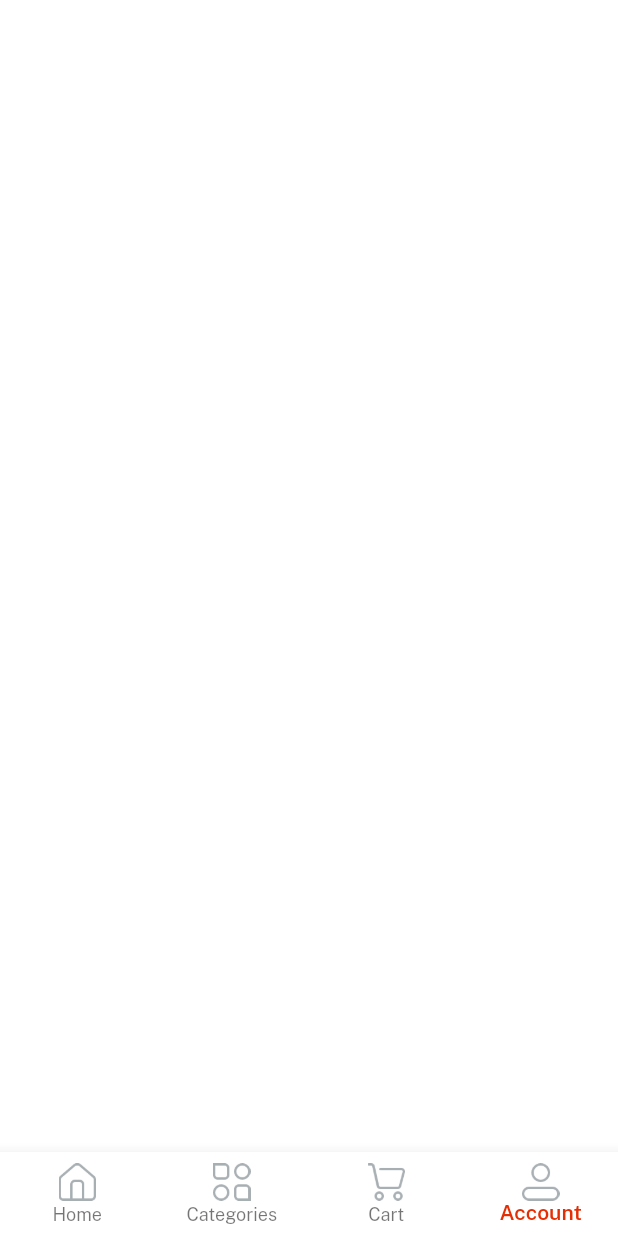
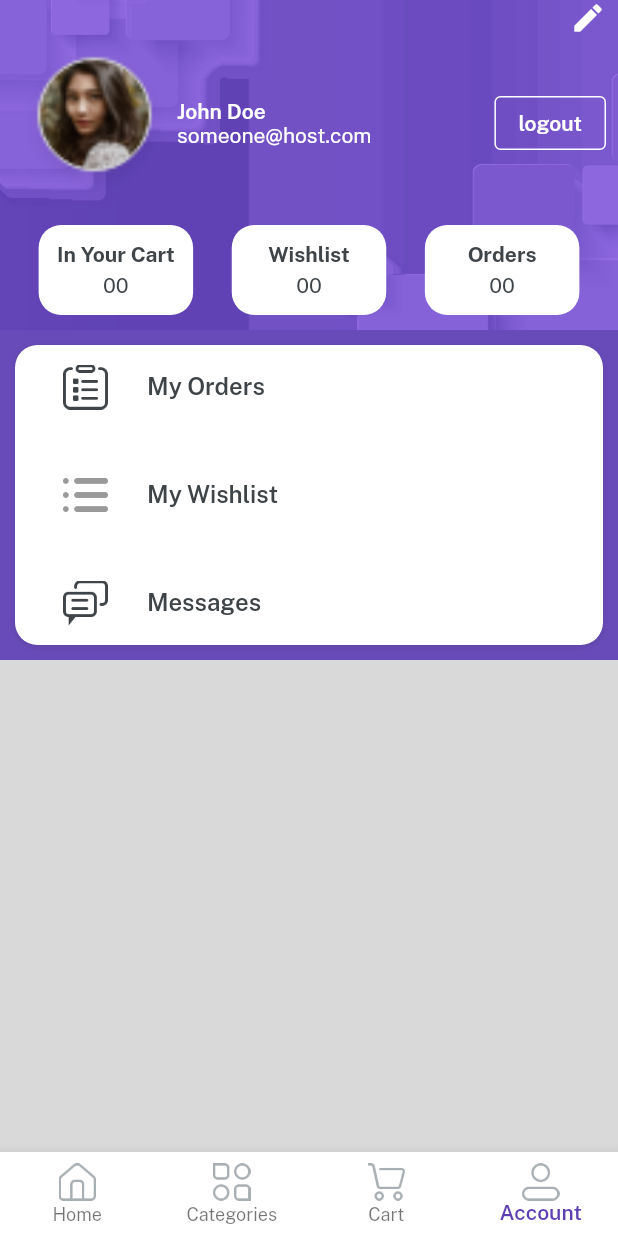
Before and after one commit to shihabshahrier/ConvenientPurse, a Flutter app: the Home screen opened directly, item 4 of the bottom bar chosen, on a phone screen of 412 x 824 dp. Run offline on Flutter 3.47's test engine with Material 2 defaults, Android fonts, the light colour scheme and no system bars; our stand-ins replace get, velocity_x.

Commit message:
Profile UI,set =>( App Icon, app Background, app logo)

```diff
--- a/convenience_purse/lib/common_widgets/bg_wid.dart
+++ b/convenience_purse/lib/common_widgets/bg_wid.dart
@@ -4,7 +4,7 @@ Widget bgWidget({Widget? child}) {
   return Container(
     decoration: const BoxDecoration(
       image: DecorationImage(
-        image: AssetImage(imgBackground),
+        image: AssetImage(bgimg),
         fit: BoxFit.fill,
       ),
     ),
--- a/convenience_purse/lib/common_widgets/text_field.dart
+++ b/convenience_purse/lib/common_widgets/text_field.dart
@@ -2,7 +2,11 @@ import 'package:convenience_purse/consts/consts.dart';
 
 Widget textField({String? title, String? hint, controller}) {
   return Column(crossAxisAlignment: CrossAxisAlignment.start, children: [
-    title!.text.xl2.color(redColor).fontFamily(semibold).size(10).make(),
+    title!.text.xl2
+        .color(const Color.fromARGB(255, 93, 63, 178))
+        .fontFamily(semibold)
+        .size(10)
+        .make(),
     5.heightBox,
     TextFormField(
       controller: controller,
--- a/convenience_purse/lib/consts/images.dart
+++ b/convenience_purse/lib/consts/images.dart
@@ -51,6 +51,9 @@ const icWallet = "assets/icons/wallet.png";
 const icWhiteTick = "assets/icons/white_tick.png";
 const icWholeSale = "assets/icons/wholesale.png";
 const logoic = "assets/icons/clogo.png";
+
+const applogo = "assets/icons/applogo.png";
+const bgimg = "assets/icons/back_img.png";
 
 // >>>>>>>>>>>>>>> images >>>>>>>>>>>>>>>> //
 
--- a/convenience_purse/lib/consts/list.dart
+++ b/convenience_purse/lib/consts/list.dart
@@ -1,5 +1,4 @@
 import 'package:convenience_purse/consts/consts.dart';
-import 'package:convenience_purse/views/category_screen/item_details.dart';
 
 const socialMIcons = [
   icGoogleLogo,
@@ -47,3 +46,6 @@ const itemDetailButton = [
   returnpolity,
   supportPolicy
 ];
+
+const profileButtonslist = [orders, wishlist, messages];
+const profileIcons = [icOrders, icOrder, icMessages];
--- a/convenience_purse/lib/consts/strings.dart
+++ b/convenience_purse/lib/consts/strings.dart
@@ -59,3 +59,5 @@ const video = "Video",
     returnpolity = "Return Policy",
     supportPolicy = "Support Policy",
     productUmayLike = "You May Also Like";
+
+const wishlist = "My Wishlist", orders = "My Orders", messages = "Messages";
--- a/convenience_purse/lib/views/home_screen/home.dart
+++ b/convenience_purse/lib/views/home_screen/home.dart
@@ -59,7 +59,7 @@ class Home extends StatelessWidget {
         () => BottomNavigationBar(
           currentIndex: controller.currentNavIndex.value,
           backgroundColor: whiteColor,
-          selectedItemColor: redColor,
+          selectedItemColor: const Color.fromARGB(255, 93, 63, 178),
           selectedLabelStyle: const TextStyle(fontFamily: semibold),
           type: BottomNavigationBarType.fixed,
           items: navBarItems,
--- a/convenience_purse/lib/views/home_screen/home_screen.dart
+++ b/convenience_purse/lib/views/home_screen/home_screen.dart
@@ -150,7 +150,7 @@ class HomeScreen extends StatelessWidget {
                       ),
                     ),
 
-                    // Featured Categories
+                    // Featured Products
 
                     10.heightBox,
 
@@ -158,7 +158,7 @@ class HomeScreen extends StatelessWidget {
                       width: double.infinity,
                       padding: const EdgeInsets.all(12),
                       decoration: const BoxDecoration(
-                        color: redColor,
+                        color: Color.fromARGB(255, 93, 63, 178),
                       ),
                       child: Column(
                         crossAxisAlignment: CrossAxisAlignment.start,
--- a/convenience_purse/lib/views/login_Screen/login.dart
+++ b/convenience_purse/lib/views/login_Screen/login.dart
@@ -43,7 +43,7 @@ class LoginScreen extends StatelessWidget {
                     onPress: () {
                       Get.to(() => const Home());
                     },
-                    color: (redColor),
+                    color: const Color.fromARGB(255, 93, 63, 178),
                     title: login,
                     textColor: whiteColor,
                   ).box.width(context.width - 100).make(),
@@ -57,7 +57,7 @@ class LoginScreen extends StatelessWidget {
                     },
                     color: (whiteColor),
                     title: signup,
-                    textColor: redColor,
+                    textColor: const Color.fromARGB(255, 93, 63, 178),
                   ).box.width(context.width - 100).make(),
                   5.heightBox,
                   loginWith.text.color(fontGrey).make(),
--- /dev/null
+++ b/convenience_purse/lib/views/profile_screen/components/info_card.dart
@@ -0,0 +1,19 @@
+import 'package:convenience_purse/consts/consts.dart';
+
+Widget infoCard(width, String? count, String? title) {
+  return Column(
+    mainAxisAlignment: MainAxisAlignment.center,
+    children: [
+      title!.text.fontFamily(bold).color(darkFontGrey).make(),
+      5.heightBox,
+      count!.text.color(darkFontGrey).make(),
+    ],
+  )
+      .box
+      .white
+      .rounded
+      .width(width / 4)
+      .height(60)
+      .padding(const EdgeInsets.all(8))
+      .make();
+}
--- a/convenience_purse/lib/views/profile_screen/profile.dart
+++ b/convenience_purse/lib/views/profile_screen/profile.dart
@@ -1,10 +1,95 @@
+import 'package:convenience_purse/common_widgets/bg_wid.dart';
 import 'package:convenience_purse/consts/consts.dart';
+import 'package:convenience_purse/views/profile_screen/components/info_card.dart';
 
 class ProfileScreen extends StatelessWidget {
   const ProfileScreen({super.key});
 
   @override
   Widget build(BuildContext context) {
-    return Container();
+    return bgWidget(
+      child: Scaffold(
+          body: SafeArea(
+        child: Column(
+          children: [
+            const Align(
+              alignment: Alignment.topRight,
+              child: Icon(Icons.edit, color: Colors.white),
+            )
+                .onTap(() {})
+                .box
+                .margin(const EdgeInsets.symmetric(horizontal: 8))
+                .make(),
+            Row(
+              children: [
+                // edit button
+
+                Image.asset(imgProfile,
+                        width: 110, height: 100, fit: BoxFit.cover)
+                    .box
+                    .roundedFull
+                    .clip(Clip.antiAlias)
+                    .make(),
+                Expanded(
+                    child: Column(
+                        crossAxisAlignment: CrossAxisAlignment.start,
+                        children: [
+                      "John Doe".text.fontFamily(semibold).white.make(),
+                      "someone@host.com".text.white.make(),
+                    ])),
+                10.heightBox,
+                OutlinedButton(
+                    style: OutlinedButton.styleFrom(
+                        side: const BorderSide(color: Colors.white)),
+                    onPressed: () {},
+                    child: "logout".text.fontFamily(semibold).white.make())
+              ],
+            ).box.margin(const EdgeInsets.all(8)).make(),
+            10.heightBox,
+            Row(
+              mainAxisAlignment: MainAxisAlignment.spaceEvenly,
+              children: [
+                infoCard(context.screenWidth, "00", "In Your Cart"),
+                infoCard(context.screenWidth, "00", "Wishlist"),
+                infoCard(context.screenWidth, "00", "Orders"),
+              ],
+            ),
+            10.heightBox,
+            ListView.separated(
+              shrinkWrap: true,
+              itemBuilder: (BuildContext context, int index) {
+                return ListTile(
+                  leading: Image.asset(
+                    profileIcons[index],
+                    width: 30,
+                  ),
+                  title: profileButtonslist[index]
+                      .text
+                      .fontFamily(semibold)
+                      .color(darkFontGrey)
+                      .make(),
+                );
+              },
+              separatorBuilder: (BuildContext context, int index) {
+                return const Divider(
+                  color: Colors.white,
+                );
+              },
+              itemCount: profileButtonslist.length,
+            )
+                .box
+                .white
+                .rounded
+                .margin(const EdgeInsets.all(10))
+                .padding(const EdgeInsets.symmetric(horizontal: 16))
+                .shadow
+                .make()
+                .box
+                .color(const Color.fromARGB(255, 104, 75, 184))
+                .make(),
+          ],
+        ),
+      )),
+    );
   }
 }
--- a/convenience_purse/lib/views/splash_screen/splash_screen.dart
+++ b/convenience_purse/lib/views/splash_screen/splash_screen.dart
@@ -26,7 +26,7 @@ class _SplashScreenState extends State<SplashScreen> {
   @override
   Widget build(BuildContext context) {
     return Scaffold(
-      backgroundColor: Colors.red,
+      backgroundColor: const Color.fromARGB(255, 93, 63, 178),
       body: Center(
           child: Column(
         children: [
```
Also changed, not shown: convenience_purse/lib/common_widgets/applogo.dart (+4 -4 lines), convenience_purse/lib/views/cart_screen/cart.dart (+8 -1 lines), convenience_purse/lib/views/signup_screen/signup.dart (+7 -5 lines), convenience_purse/assets/icons/appIc.png (added), convenience_purse/assets/icons/applogo.png (added), convenience_purse/assets/icons/back_img.png (added).
